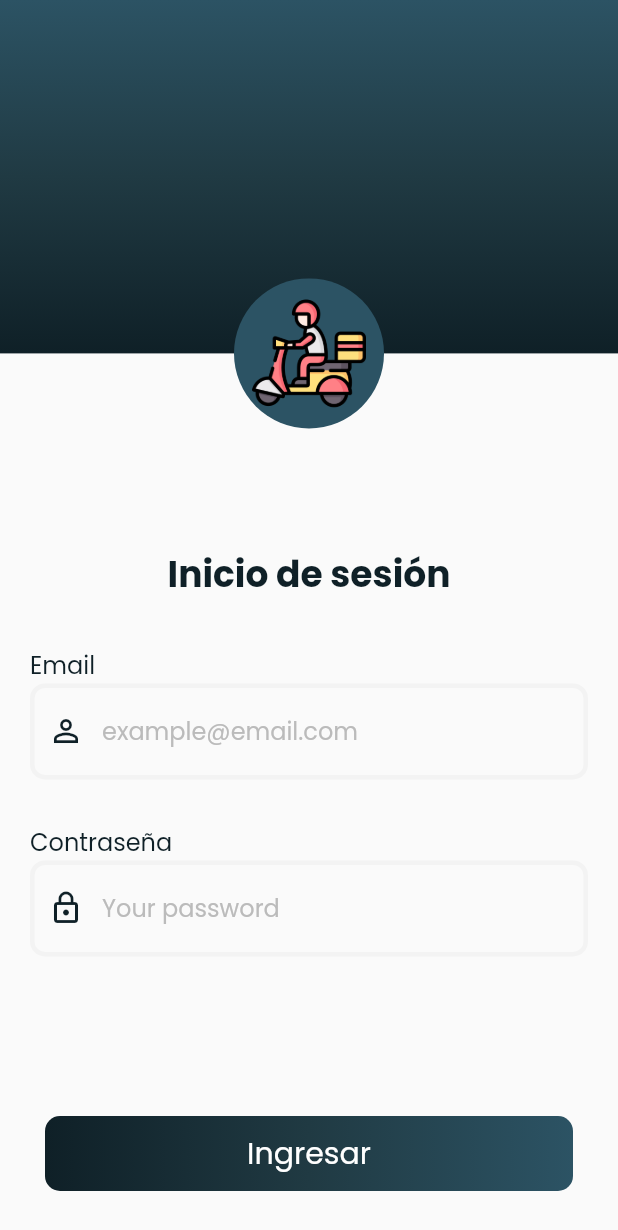
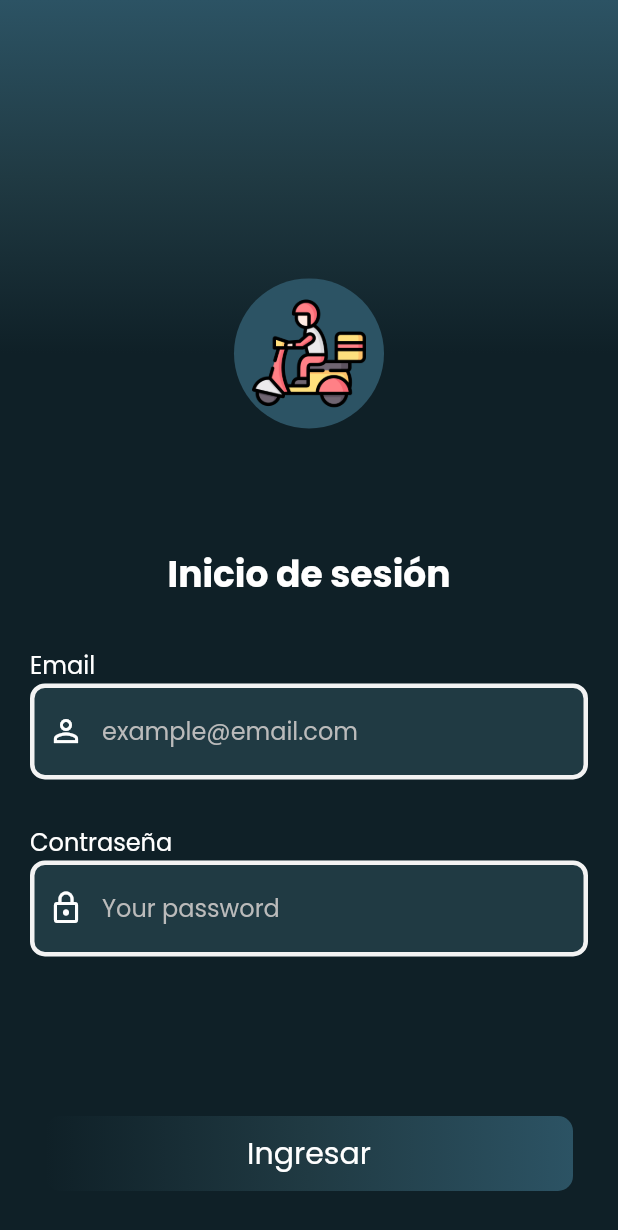
Before and after one commit to jdpadillaac/flutter-delivery-app, a Flutter app: the screen it shows after launch, on a phone screen of 412 x 824 dp. Shown: the top 1230 px of the screen. Run offline on Flutter 3.47's test engine with Material 2 defaults, Android fonts, the phone set to English and light mode, and no system bars; our stand-ins replace google_fonts.

Commit message:
:heavy_check_mark: Se añade configuracion de tema dark y barra de navegavion

```diff
--- a/lib/main.dart
+++ b/lib/main.dart
@@ -1,6 +1,8 @@
 import 'package:flutter/material.dart';
+import 'package:flutter_delivery_app/constants.dart';
 import 'package:flutter_delivery_app/presentation/home_page.dart';
-import 'package:flutter_delivery_app/theme.dart';
+import 'package:flutter_delivery_app/routes.dart';
+import 'package:google_fonts/google_fonts.dart';
 
 void main() => runApp(MyApp());
 
@@ -9,9 +11,44 @@ class MyApp extends StatelessWidget {
   Widget build(BuildContext context) {
     return MaterialApp(
       title: 'DeliveryApp',
-      theme: lightTheme,
+      theme: ThemeData(
+        appBarTheme: AppBarTheme(
+          color: AppColors.blueDarkMedium,
+        ),
+        accentColor: AppColors.blueDark,
+        canvasColor: AppColors.blueDarkMedium,
+        scaffoldBackgroundColor: AppColors.blueDark,
+        textTheme: GoogleFonts.poppinsTextTheme().apply(
+          bodyColor: AppColors.white,
+          displayColor: AppColors.white,
+        ),
+        inputDecorationTheme: InputDecorationTheme(
+          border: _border(),
+          enabledBorder: _border(),
+          focusedBorder: _border(),
+          fillColor: AppColors.blueDarkMedium,
+          filled: true,
+          hintStyle: GoogleFonts.poppins(
+            color: AppColors.lightgrey,
+          ),
+        ),
+        iconTheme: IconThemeData(color: AppColors.white, size: 2),
+      ),
       debugShowCheckedModeBanner: false,
-      home: HomePage(),
+      home: MainPage(),
+      routes: appRoutes,
+    );
+  }
+
+  OutlineInputBorder _border() {
+    return OutlineInputBorder(
+      borderRadius: BorderRadius.circular(10),
+      borderSide: BorderSide(
+        // color: AppColors.verylightgrey,
+        color: AppColors.verylightgrey,
+        width: 3,
+        style: BorderStyle.solid,
+      ),
     );
   }
 }
--- a/lib/presentation/home_page.dart
+++ b/lib/presentation/home_page.dart
@@ -1,8 +1,8 @@
 import 'package:flutter/material.dart';
 import 'package:flutter_delivery_app/presentation/splash/splash_screen.dart';
 
-class HomePage extends StatelessWidget {
-  const HomePage({Key key}) : super(key: key);
+class MainPage extends StatelessWidget {
+  const MainPage({Key key}) : super(key: key);
 
   @override
   Widget build(BuildContext context) {
--- a/lib/presentation/login/login_page.dart
+++ b/lib/presentation/login/login_page.dart
@@ -1,5 +1,3 @@
-import 'dart:ui';
-
 import 'package:flutter/material.dart';
 import 'package:flutter_delivery_app/presentation/login/widgets/end_button.dart';
 import 'package:flutter_delivery_app/presentation/login/widgets/header.dart';
--- a/lib/presentation/login/widgets/end_button.dart
+++ b/lib/presentation/login/widgets/end_button.dart
@@ -1,5 +1,6 @@
 import 'package:flutter/material.dart';
 import 'package:flutter_delivery_app/constants.dart';
+import 'package:flutter_delivery_app/presentation/home/home_page.dart';
 
 class BottomButton extends StatelessWidget {
   @override
@@ -17,10 +18,15 @@ class BottomButton extends StatelessWidget {
         ),
         child: Padding(
           padding: EdgeInsets.all(10),
-          child: Text(
-            'Ingresar',
-            textAlign: TextAlign.center,
-            style: TextStyle(color: Colors.white, fontSize: 20),
+          child: InkWell(
+            child: Text(
+              'Ingresar',
+              textAlign: TextAlign.center,
+              style: TextStyle(color: Colors.white, fontSize: 20),
+            ),
+            onTap: () {
+              Navigator.pushReplacementNamed(context, HomePage.routeName);
+            },
           ),
         ),
       ),
--- /dev/null
+++ b/lib/routes.dart
@@ -0,0 +1,6 @@
+import 'package:flutter/cupertino.dart';
+import 'package:flutter_delivery_app/presentation/home/home_page.dart';
+
+final Map<String, WidgetBuilder> appRoutes = {
+  HomePage.routeName: (context) => HomePage()
+};
```
Also changed, not shown: lib/presentation/home/home_page.dart (added, +48 -0 lines), lib/presentation/home/navigation_bar.dart (added, +71 -0 lines), lib/theme.dart (+25 -5 lines).
